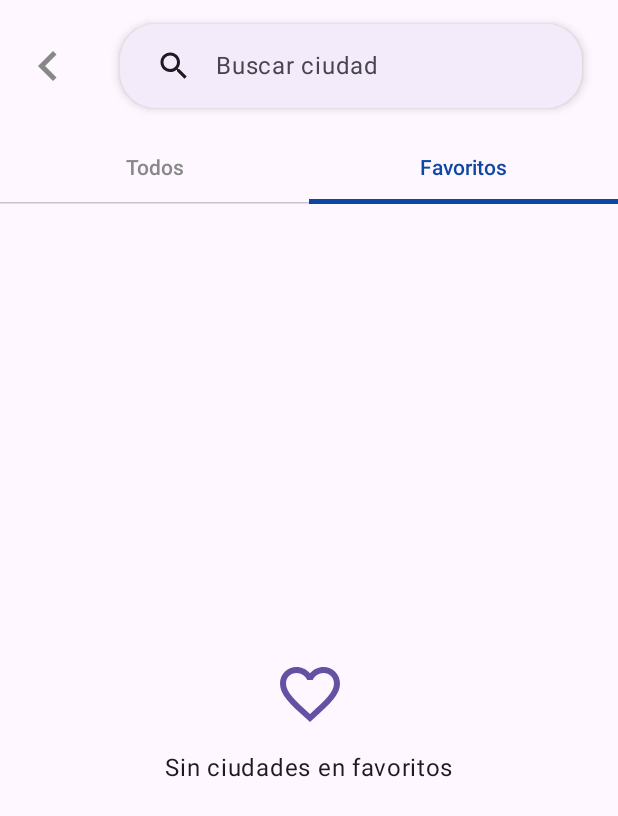
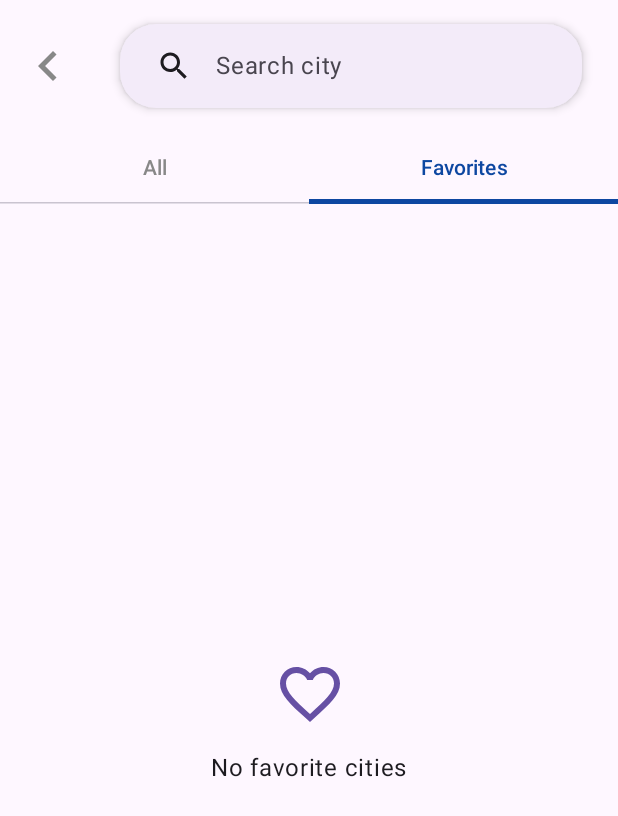
Before and after one commit to joaquinxtx/uala, an Android app built with Jetpack Compose: the composable CitiesScreen shown on its own in the app's theme, tab 2 chosen, on a phone screen of 412 x 824 dp. Shown: the top 816 px of the screen. Run offline under Robolectric (Android 15) with nearby library versions, the phone set to English and light mode, and no system bars; our stand-ins replace Dagger/Hilt's generated code; 1 statement that could not run was skipped.

```diff
--- a/app/src/main/java/com/joaquin/uala/core/Config.kt
+++ b/app/src/main/java/com/joaquin/uala/core/Config.kt
@@ -2,5 +2,4 @@ package com.joaquin.uala.core
 
 object Config {
     const val BASE_URL = "https://gist.githubusercontent.com/"
-
 }
--- a/app/src/main/java/com/joaquin/uala/presentation/cities/components/BackFloatingButton.kt
+++ b/app/src/main/java/com/joaquin/uala/presentation/cities/components/BackFloatingButton.kt
@@ -8,7 +8,9 @@ import androidx.compose.material3.IconButton
 import androidx.compose.runtime.Composable
 import androidx.compose.ui.Modifier
 import androidx.compose.ui.graphics.Color
+import androidx.compose.ui.res.stringResource
 import androidx.compose.ui.unit.dp
+import com.joaquin.uala.R
 
 @Composable
 fun BackFloatingButton(
@@ -21,7 +23,7 @@ fun BackFloatingButton(
     ) {
         Icon(
             imageVector = Icons.AutoMirrored.Filled.KeyboardArrowLeft,
-            contentDescription = "Volver",
+            contentDescription = stringResource(R.string.go_back),
             tint = Color.Gray,
             modifier = Modifier.size(54.dp)
         )
--- a/app/src/main/java/com/joaquin/uala/presentation/cities/list/CitiesScreen.kt
+++ b/app/src/main/java/com/joaquin/uala/presentation/cities/list/CitiesScreen.kt
@@ -22,8 +22,11 @@ import androidx.compose.ui.Alignment
 import androidx.compose.ui.Modifier
 import androidx.compose.ui.graphics.Color
 import androidx.compose.ui.platform.LocalConfiguration
+import androidx.compose.ui.res.stringResource
 import androidx.compose.ui.unit.dp
 import androidx.hilt.navigation.compose.hiltViewModel
+import com.joaquin.uala.R
+import com.joaquin.uala.domain.model.CityModel
 import com.joaquin.uala.presentation.cities.components.BackFloatingButton
 import com.joaquin.uala.presentation.cities.list.components.CityListSection
 import com.joaquin.uala.presentation.cities.list.components.SearchBar
@@ -41,12 +44,13 @@ fun CitiesScreen(
     val citiesState by viewModel.citiesState.collectAsState()
     val favoriteCities by viewModel.favoriteCitiesState.collectAsState()
     val selectedTabIndex by viewModel.selectedTabIndex.collectAsState()
-
     val searchState by viewModel.searchState.collectAsState()
     val searchQuery by viewModel.searchQuery.collectAsState()
 
-    val tabs = listOf("Todos", "Favoritos")
-
+    val tabs = listOf(
+        stringResource(R.string.tab_all),
+        stringResource(R.string.tab_favorites)
+    )
     Column(modifier = Modifier.fillMaxSize()) {
         Row(
             modifier = Modifier
@@ -55,34 +59,33 @@ fun CitiesScreen(
             verticalAlignment = Alignment.CenterVertically
         ) {
             if (!isLandscape) {
-                BackFloatingButton(
-                    onBack = { onClose() },
-                )
+                BackFloatingButton(onBack = onClose)
             }
+
             SearchBar(
                 query = searchQuery,
                 onQueryChanged = { query ->
-                    val isOnlyFavorites = selectedTabIndex == 1
-                    viewModel.updateSearchQuery(query, isOnlyFavorites)
+                    viewModel.updateSearchQuery(query, selectedTabIndex == 1)
                 },
                 modifier = Modifier
                     .weight(1f)
                     .padding(start = if (isLandscape) 0.dp else 8.dp)
             )
         }
-        TabRow(selectedTabIndex = selectedTabIndex, indicator = { tabPositions ->
+
+        TabRow(
+            selectedTabIndex = selectedTabIndex,
+            indicator = { tabPositions ->
                 SecondaryIndicator(
                     Modifier.tabIndicatorOffset(tabPositions[selectedTabIndex]),
                     color = Primary
                 )
-        }) {
+            }
+        ) {
             tabs.forEachIndexed { index, title ->
                 Tab(
                     selected = selectedTabIndex == index,
-                    onClick = {
-                        viewModel.updateSelectedTab(index)
-                        viewModel.updateSearchQuery(searchQuery, index == 1)
-                    },
+                    onClick = { viewModel.updateSelectedTab(index) },
                     text = {
                         Text(
                             title,
@@ -92,38 +95,75 @@ fun CitiesScreen(
                 )
             }
         }
+
+        CityListContent(
+            selectedTabIndex = selectedTabIndex,
+            searchQuery = searchQuery,
+            searchState = searchState,
+            citiesState = citiesState,
+            favoriteCities = favoriteCities,
+            onItemClick = {
+                viewModel.selectCity(it)
+                onClose()
+            },
+            onToggleFavorite = viewModel::toggleFavorite,
+            onLoadMore = viewModel::loadNextPage
+        )
+    }
+}
+
+
+@Composable
+private fun CityListContent(
+    selectedTabIndex: Int,
+    searchQuery: String,
+    searchState: Resource<List<CityModel>>,
+    citiesState: Resource<List<CityModel>>,
+    favoriteCities: List<CityModel>,
+    onItemClick: (CityModel) -> Unit,
+    onToggleFavorite: (CityModel) -> Unit,
+    onLoadMore: (() -> Unit)? = null
+) {
     when {
-            searchQuery.isNotEmpty() -> {
+        searchQuery.isNotEmpty() && selectedTabIndex == 0 -> {
             CityListSection(
                 resource = searchState,
-                    onItemClick = { viewModel.selectCity(it); onClose() },
-                    onToggleFavorite = viewModel::toggleFavorite,
-                    emptyMessage = "No se encontraron ciudades",
+                onItemClick = onItemClick,
+                onToggleFavorite = onToggleFavorite,
+                emptyMessage = stringResource(R.string.search_no_results),
                 emptyIcon = Icons.Default.Edit
             )
         }
-
+        searchQuery.isNotEmpty() && selectedTabIndex == 1 -> {
+            val filteredFavorites = favoriteCities.filter {
+                it.name.contains(searchQuery, ignoreCase = true)
+            }
+            CityListSection(
+                resource = Resource.Success(filteredFavorites),
+                onItemClick = onItemClick,
+                onToggleFavorite = onToggleFavorite,
+                emptyMessage = stringResource(R.string.search_no_favorites),
+                emptyIcon = Icons.Default.Edit
+            )
+        }
         selectedTabIndex == 0 -> {
             CityListSection(
                 resource = citiesState,
-                    onItemClick = { viewModel.selectCity(it); onClose() },
-                    onToggleFavorite = viewModel::toggleFavorite,
-                    onLoadMore = viewModel::loadNextPage,
-                    emptyMessage = "No hay ciudades disponibles",
+                onItemClick = onItemClick,
+                onToggleFavorite = onToggleFavorite,
+                onLoadMore = onLoadMore,
+                emptyMessage = stringResource(R.string.empty_all_cities),
                 emptyIcon = Icons.Default.Refresh
             )
         }
-
         selectedTabIndex == 1 -> {
             CityListSection(
                 resource = Resource.Success(favoriteCities),
-                    onItemClick = { viewModel.selectCity(it); onClose() },
-                    onToggleFavorite = viewModel::toggleFavorite,
-                    emptyMessage = "Sin ciudades en favoritos",
+                onItemClick = onItemClick,
+                onToggleFavorite = onToggleFavorite,
+                emptyMessage = stringResource(R.string.empty_favorites),
                 emptyIcon = Icons.Default.FavoriteBorder
             )
         }
     }
-
 }
-}
--- a/app/src/main/java/com/joaquin/uala/presentation/cities/list/components/CityItem.kt
+++ b/app/src/main/java/com/joaquin/uala/presentation/cities/list/components/CityItem.kt
@@ -18,7 +18,9 @@ import androidx.compose.runtime.Composable
 import androidx.compose.ui.Alignment
 import androidx.compose.ui.Modifier
 import androidx.compose.ui.graphics.Color
+import androidx.compose.ui.res.stringResource
 import androidx.compose.ui.unit.dp
+import com.joaquin.uala.R
 import com.joaquin.uala.domain.model.CityModel
 
 @Composable
@@ -27,6 +29,8 @@ fun CityItem(
     onToggleFavorite: (CityModel) -> Unit,
     onClick: () -> Unit
 ) {
+    val favoriteDescription = stringResource(id = R.string.favorite)
+
     Row(
         modifier = Modifier
             .fillMaxWidth()
@@ -52,7 +56,7 @@ fun CityItem(
         IconButton(onClick = { onToggleFavorite(city) }) {
             Icon(
                 imageVector = if (city.isFavorite) Icons.Default.Favorite else Icons.Default.FavoriteBorder,
-                contentDescription = "Favorito",
+                contentDescription = favoriteDescription,
                 tint = if (city.isFavorite) Color.Red else Color.Gray
             )
         }
--- a/app/src/main/java/com/joaquin/uala/presentation/cities/list/components/FavoriteToggle.kt
+++ /dev/null
@@ -1 +0,0 @@
-package com.joaquin.uala.presentation.cities.list.components
--- a/app/src/main/java/com/joaquin/uala/presentation/cities/list/components/SearchBar.kt
+++ b/app/src/main/java/com/joaquin/uala/presentation/cities/list/components/SearchBar.kt
@@ -16,14 +16,16 @@ import androidx.compose.material3.Text
 import androidx.compose.runtime.Composable
 import androidx.compose.ui.Modifier
 import androidx.compose.ui.graphics.Color
+import androidx.compose.ui.res.stringResource
 import androidx.compose.ui.unit.dp
+import com.joaquin.uala.R
 
 @Composable
 fun SearchBar(
     query: String,
     onQueryChanged: (String) -> Unit,
     modifier: Modifier = Modifier,
-    placeholder: String = "Buscar ciudad"
+    placeholder: String = stringResource(R.string.search_city_placeholder)
 ) {
     Surface(
         modifier = modifier
@@ -47,7 +49,7 @@ fun SearchBar(
             leadingIcon = {
                 Icon(
                     imageVector = Icons.Default.Search,
-                    contentDescription = "Buscar",
+                    contentDescription = stringResource(R.string.search_city_placeholder),
                     tint = MaterialTheme.colorScheme.onSurface
                 )
             },
@@ -56,7 +58,7 @@ fun SearchBar(
                     IconButton(onClick = { onQueryChanged("") }) {
                         Icon(
                             imageVector = Icons.Default.Close,
-                            contentDescription = "Limpiar búsqueda",
+                            contentDescription = stringResource(R.string.clear_search),
                             tint = MaterialTheme.colorScheme.onSurface
                         )
                     }
--- a/app/src/main/res/values/strings.xml
+++ b/app/src/main/res/values/strings.xml
@@ -1,3 +1,20 @@
 <resources>
     <string name="app_name">uala</string>
+    <string name="tab_all">All</string>
+    <string name="tab_favorites">Favorites</string>
+    <string name="close_search">Close search</string>
+    <string name="favorite">Favorite</string>
+    <string name="remove_favorite">Remove from favorites</string>
+    <string name="add_favorite">Add to favorites</string>
+    <string name="latitude">Latitude</string>
+    <string name="longitude">Longitude</string>
+    <string name="search_city_placeholder">Search city</string>
+    <string name="clear_search">Clear search</string>
+    <string name="search_no_results">No cities found</string>
+    <string name="search_no_favorites">No favorites found</string>
+    <string name="empty_all_cities">No cities available</string>
+    <string name="empty_favorites">No favorite cities</string>
+    <string name="unknown_error">Unknown error</string>
+    <string name="view_detail">View detail</string>
+    <string name="go_back">Go back</string>
 </resources>
```
Also changed, not shown: app/src/main/java/com/joaquin/uala/presentation/MainActivity.kt (+0 -9 lines), app/src/main/java/com/joaquin/uala/presentation/cities/detail/CityDetailScreen.kt (+21 -5 lines), app/src/main/java/com/joaquin/uala/presentation/cities/list/CitiesViewModel.kt (+7 -4 lines), app/src/main/java/com/joaquin/uala/presentation/cities/list/components/CityListSection.kt (+8 -2 lines), app/src/main/java/com/joaquin/uala/presentation/cities/map/CityMapScreen.kt (+10 -3 lines), app/src/main/java/com/joaquin/uala/presentation/cities/map/components/SearchHeaderBar.kt (+9 -4 lines), 1 other file. Lines whose indentation alone changed are shown as unchanged.
